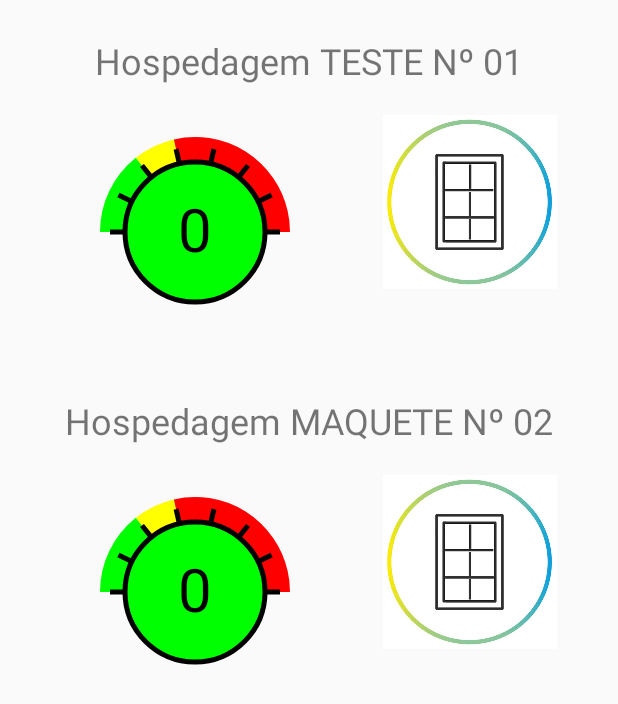
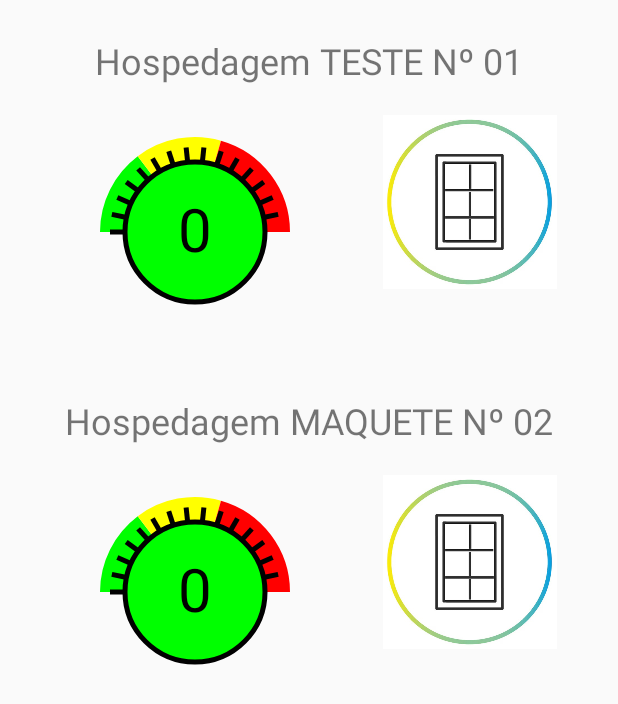
Before and after one commit to CelioBasilio/MonitorCO, an Android app built with Jetpack Compose: the screen it shows after launch (MainActivity), on a phone screen of 412 x 824 dp. Shown: the top 704 px of the screen. Run offline under Robolectric (Android 15) with nearby library versions, the phone set to English and light mode, and no system bars; network calls fail; 1 statement that could not run was skipped.

Commit message:
atualização do status da janela de acordo com alarme

```diff
--- a/app/src/main/java/com/example/monitorco/HospedagemAdapter.kt
+++ b/app/src/main/java/com/example/monitorco/HospedagemAdapter.kt
@@ -12,6 +12,7 @@ import androidx.recyclerview.widget.RecyclerView
 import android.animation.ObjectAnimator
 import android.graphics.Color
 import android.view.animation.AccelerateDecelerateInterpolator
+import androidx.core.content.ContextCompat
 
 class HospedagemAdapter(
         private val context: Context,
@@ -37,23 +38,39 @@ class HospedagemAdapter(
                 return ViewHolder(view)
         }
 
+//        override fun onBindViewHolder(holder: ViewHolder, position: Int) {
+//                val hospedagem = hospedagens[position]
+//                holder.label.text = hospedagem.label
+//                holder.manometer.updateValue(hospedagem.value)
+//                holder.janelaIcon.setImageDrawable(hospedagem.icon)
+//
+//                // Verifica se o valor é maior ou igual a 20 para animar a cor de fundo
+//                if (hospedagem.value >= 5) {
+//                        startColorAnimation(holder.itemView)
+//                } else {
+//                        stopColorAnimation(holder.itemView)
+//                }
+//
+////                 Controlar a visibilidade do botão com base no estado do alerta
+//                holder.alertButton.visibility =
+//                        if ((context as MainActivity).isAlertActive) View.VISIBLE else View.GONE
+//        }
+
         override fun onBindViewHolder(holder: ViewHolder, position: Int) {
                 val hospedagem = hospedagens[position]
                 holder.label.text = hospedagem.label
                 holder.manometer.updateValue(hospedagem.value)
-                holder.janelaIcon.setImageDrawable(hospedagem.icon)
 
-                // Verifica se o valor é maior ou igual a 20 para animar a cor de fundo
+                // Define o ícone com base no valor de hospedagem
                 if (hospedagem.value >= 5) {
+                        holder.janelaIcon.setImageDrawable(ContextCompat.getDrawable(context, R.drawable.ic_window_open))
                         startColorAnimation(holder.itemView)
                 } else {
+                        holder.janelaIcon.setImageDrawable(ContextCompat.getDrawable(context, R.drawable.ic_window_closed))
                         stopColorAnimation(holder.itemView)
                 }
+        }
 
-                // Controlar a visibilidade do botão com base no estado do alerta
-                holder.alertButton.visibility =
-                        if ((context as MainActivity).isAlertActive) View.VISIBLE else View.GONE
-        }
 
         private fun startColorAnimation(view: View) {
                 val colorFrom = Color.argb(255, 255, 0, 0) // Vermelho
--- a/app/src/main/java/com/example/monitorco/MainActivity.kt
+++ b/app/src/main/java/com/example/monitorco/MainActivity.kt
@@ -85,7 +85,7 @@ class MainActivity : ComponentActivity() {
 //    }
 
     private fun checkCOLevels(value: Float) {
-        if (value >= 5) {  // Agora o alerta será acionado quando o valor atingir 6
+        if (value >= 7) {  // Agora o alerta será acionado quando o valor atingir 6
             startAlert()
         }
     }
--- a/app/src/main/java/com/example/monitorco/ManometerView.kt
+++ b/app/src/main/java/com/example/monitorco/ManometerView.kt
@@ -17,7 +17,7 @@ class ManometerView @JvmOverloads constructor(
 ) : View(context, attrs) {
 
     private var currentValue = 0f
-    private val totalValue = 35f
+    private val totalValue = 17f
 
     private val paint = Paint().apply {
         style = Paint.Style.STROKE
@@ -54,9 +54,9 @@ class ManometerView @JvmOverloads constructor(
         super.onDraw(canvas)
 
         // Desenhar as faixas coloridas
-        drawColorArc(canvas, 0f, 10f, Color.GREEN)
-        drawColorArc(canvas, 10f, 15f, Color.YELLOW)
-        drawColorArc(canvas, 15f, 35f, Color.RED)
+        drawColorArc(canvas, 0f, 05f, Color.GREEN) // Verde de 0 a 5
+        drawColorArc(canvas, 05f, 10f, Color.YELLOW) // Amarelo de 6 a 10
+        drawColorArc(canvas, 10f, totalValue, Color.RED) // Vermelho de 11 até o máximo
 
         // Desenhar as marcações
         drawMarkings(canvas)
@@ -67,6 +67,7 @@ class ManometerView @JvmOverloads constructor(
         // Desenhar o valor no centro
         drawValue(canvas)
     }
+
 
     private fun drawColorArc(canvas: Canvas, start: Float, end: Float, color: Int) {
         val startAngle = 180f + (start / totalValue * 180f)
@@ -100,10 +101,11 @@ class ManometerView @JvmOverloads constructor(
     }
 
     private fun drawMarkings(canvas: Canvas) {
-        val step = 5f
-        val totalSteps = (totalValue / step).toInt()
+        // Ajustar para ter 16 traços distribuídos uniformemente ao longo do arco
+        val step = totalValue / 15 // Passo entre as marcações, baseado no totalValue dividido pelo número de traços desejado
+        val totalSteps = 15 // Total de traços a desenhar
 
-        for (i in 0..totalSteps) {
+        for (i in 0 until totalSteps) { // Use `until` para garantir que desenha o número correto de traços
             val value = i * step
             val angle = 180f + (value / totalValue * 180f)
             val radian = Math.toRadians(angle.toDouble()).toFloat()
@@ -119,6 +121,7 @@ class ManometerView @JvmOverloads constructor(
         }
     }
 
+
     private fun drawValue(canvas: Canvas) {
         val valueText = currentValue.toInt().toString() // Converte o valor atual para String
         val circleRadius = 70f // Raio do círculo
@@ -127,8 +130,8 @@ class ManometerView @JvmOverloads constructor(
 
         // Determina a cor do círculo com base no valor
         val circleColor = when {
-            currentValue <= 10 -> Color.GREEN
-            currentValue <= 15 -> Color.YELLOW
+            currentValue <= 5 -> Color.GREEN
+            currentValue <= 10 -> Color.YELLOW
             else -> Color.RED
         }
 
```
Also changed, not shown: 1 other file.
